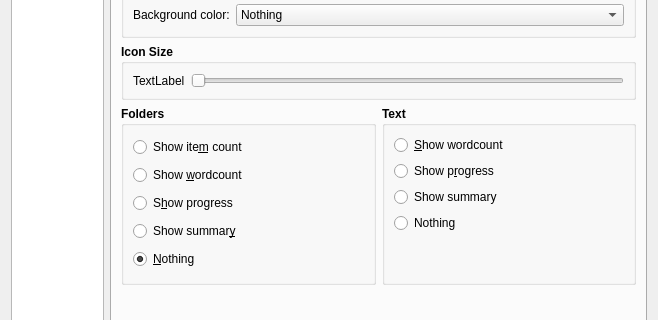
Qt form manuskript/ui/settings_ui.ui (olivierkes/manuskript) before a commit; both pictures show x 0 to 658 and y 147 to 467 of the 658 by 598 pixel window.
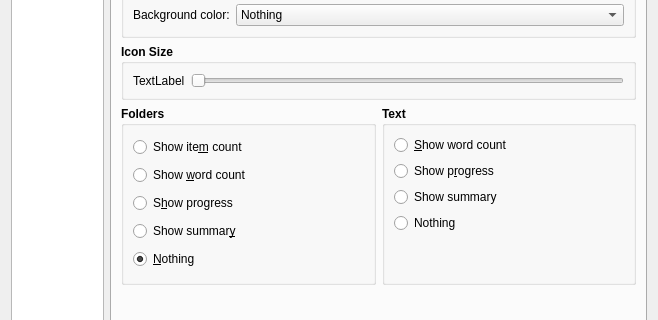
The same form after that commit. The open tabs and pages were chosen to show the change. Icons and pictures are not drawn.

```diff
--- a/manuskript/ui/settings_ui.ui
+++ b/manuskript/ui/settings_ui.ui
@@ -1063,7 +1063,7 @@
                    </font>
                   </property>
                   <property name="text">
-                   <string>Show &amp;wordcount</string>
+                   <string>Show &amp;word count</string>
                   </property>
                  </widget>
                 </item>
@@ -1133,7 +1133,7 @@
                    </font>
                   </property>
                   <property name="text">
-                   <string>&amp;Show wordcount</string>
+                   <string>&amp;Show word count</string>
                   </property>
                  </widget>
                 </item>
```
